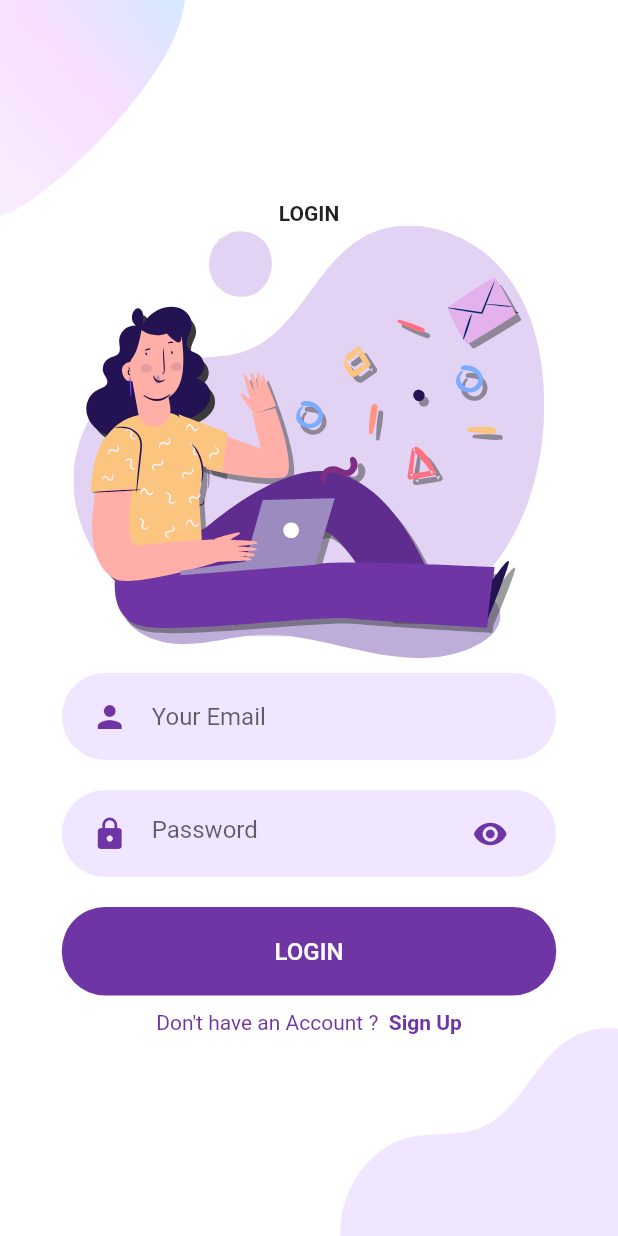
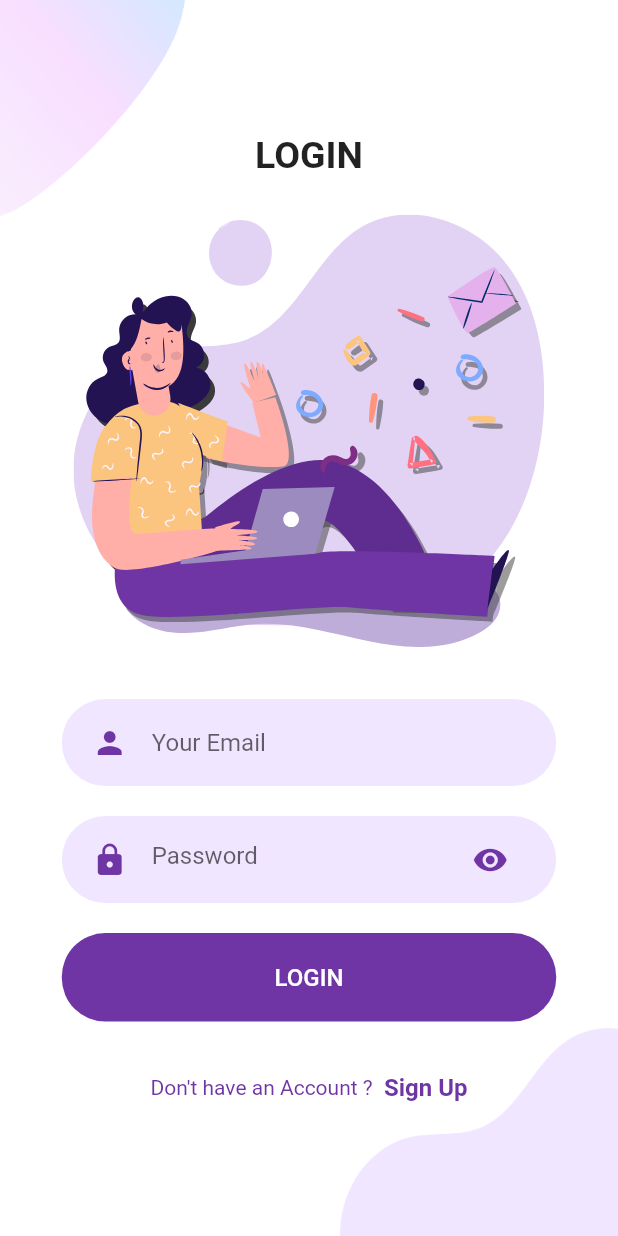
Before and after one commit to sahil078078/welcom_login_signup_page_ui, a Flutter app: the LoginScreen screen opened directly, on a phone screen of 412 x 824 dp. Run offline on Flutter 3.47's test engine with Material 2 defaults, Android fonts, the phone set to English and light mode, and no system bars; our stand-ins replace flutter_svg.

Commit message:
2-commit

```diff
--- /dev/null
+++ b/lib/components/already_have_account_check.dart
@@ -0,0 +1,43 @@
+import 'package:flutter/material.dart';
+
+import '../constants.dart';
+
+class AlreadyHaveAnAccountCheck extends StatelessWidget {
+  final bool login;
+  final Function press;
+  const AlreadyHaveAnAccountCheck({
+    Key? key,
+    this.login = true,
+    required this.press,
+  }) : super(key: key);
+
+  @override
+  Widget build(BuildContext context) {
+    return Row(
+      mainAxisAlignment: MainAxisAlignment.center,
+      children: [
+        Text(
+          login ? 'Don\'t have an Account ? ' : "Already have an Account ? ",
+          style: const TextStyle(
+            color: kPrimaryColor,
+          ),
+        ),
+        Material(
+          color: Colors.transparent,
+          child: InkWell(
+            onTap: () {
+              press();
+            },
+            child: Text(
+              login ? ' Sign Up' : " Sign In",
+              style: const TextStyle(
+                  fontWeight: FontWeight.bold,
+                  color: kPrimaryColor,
+                  fontSize: 16),
+            ),
+          ),
+        ),
+      ],
+    );
+  }
+}
--- a/lib/components/rounded_input_field.dart
+++ b/lib/components/rounded_input_field.dart
@@ -19,6 +19,7 @@ class RoundedInputField extends StatelessWidget {
   Widget build(BuildContext context) {
     return TextFieldContainer(
       child: TextField(
+        autofocus: false,
         onChanged: onChanded,
         decoration: InputDecoration(
           border: InputBorder.none,
--- a/lib/components/rounded_password_field.dart
+++ b/lib/components/rounded_password_field.dart
@@ -14,6 +14,8 @@ class RoundedPasswordField extends StatelessWidget {
   Widget build(BuildContext context) {
     return const TextFieldContainer(
       child: TextField(
+        autofocus: false,
+        showCursor: false,
         obscureText: true,
         decoration: InputDecoration(
           hintText: 'Password',
--- a/lib/screens/login/components/login_screen_body.dart
+++ b/lib/screens/login/components/login_screen_body.dart
@@ -1,7 +1,9 @@
+import 'package:flutter/cupertino.dart';
 import 'package:flutter/material.dart';
 import 'package:flutter_svg/flutter_svg.dart';
 import 'package:login_signup_page_ui/components/rounded_button.dart';
-import 'package:login_signup_page_ui/constants.dart';
+import 'package:login_signup_page_ui/screens/SignUP/signup_screen.dart';
+import '../../../components/already_have_account_check.dart';
 import '../../../components/rounded_input_field.dart';
 import '../../../components/rounded_password_field.dart';
 import 'login_screen_background.dart';
@@ -14,7 +16,9 @@ class LoginScreenBody extends StatelessWidget {
   @override
   Widget build(BuildContext context) {
     Size size = MediaQuery.of(context).size;
-    return LoginScrBackground(
+    return SingleChildScrollView(
+      physics: const NeverScrollableScrollPhysics(),
+      child: LoginScrBackground(
         child: Column(
           mainAxisAlignment: MainAxisAlignment.center,
           children: <Widget>[
@@ -22,52 +26,38 @@ class LoginScreenBody extends StatelessWidget {
               'LOGIN',
               style: TextStyle(
                 fontWeight: FontWeight.bold,
+                fontSize: 25,
               ),
             ),
+            SizedBox(height: size.height * 0.03),
             SvgPicture.asset(
               'assets/icons/login.svg',
               height: size.height * 0.35,
             ),
+            SizedBox(height: size.height * 0.03),
             RoundedInputField(
               hintText: 'Your Email',
               onChanded: (value) {},
             ),
             RoundedPasswordField(onChanged: (value) {}),
             RoundedButton(text: 'login', press: () {}),
-          const AlreadyHaveAnAccountCheck(),
+            SizedBox(height: size.height * 0.03),
+            AlreadyHaveAnAccountCheck(
+              press: () {
+                Navigator.push(
+                  context,
+                  CupertinoPageRoute(
+                    builder: (context) {
+                      return const SignUpScreen();
+                    },
+                  ),
+                );
+              },
+              login: true,
+            ),
           ],
+        ),
       ),
     );
   }
 }
-
-class AlreadyHaveAnAccountCheck extends StatelessWidget {
-  const AlreadyHaveAnAccountCheck({
-    Key? key,
-  }) : super(key: key);
-
-  @override
-  Widget build(BuildContext context) {
-    return Row(
-      mainAxisAlignment: MainAxisAlignment.center,
-      children: [
-        const Text(
-          'Don\'t have an Account ? ',
-          style: TextStyle(
-            color: kPrimaryColor,
-          ),
-        ),
-        GestureDetector(
-          onTap: () {},
-          child: const Text(
-            ' Sign Up',
-            style: TextStyle(
-              fontWeight: FontWeight.bold,
-              color: kPrimaryColor,
-            ),
-          ),
-        ),
-      ],
-    );
-  }
-}
```
Also changed, not shown: lib/screens/SignUP/components/or_divider.dart (added, +42 -0 lines), lib/screens/SignUP/components/signui_screen_background.dart (added, +41 -0 lines), lib/screens/SignUP/components/signup_with_socialmedia.dart (added, +29 -0 lines), lib/screens/SignUP/components/singup_screen_body.dart (added, +64 -0 lines), lib/screens/SignUP/components/social_icon.dart (added, +39 -0 lines), lib/screens/SignUP/signup_screen.dart (added, +15 -0 lines), lib/screens/welcome/components/body.dart (+11 -1 lines). Lines whose indentation alone changed are shown as unchanged.
